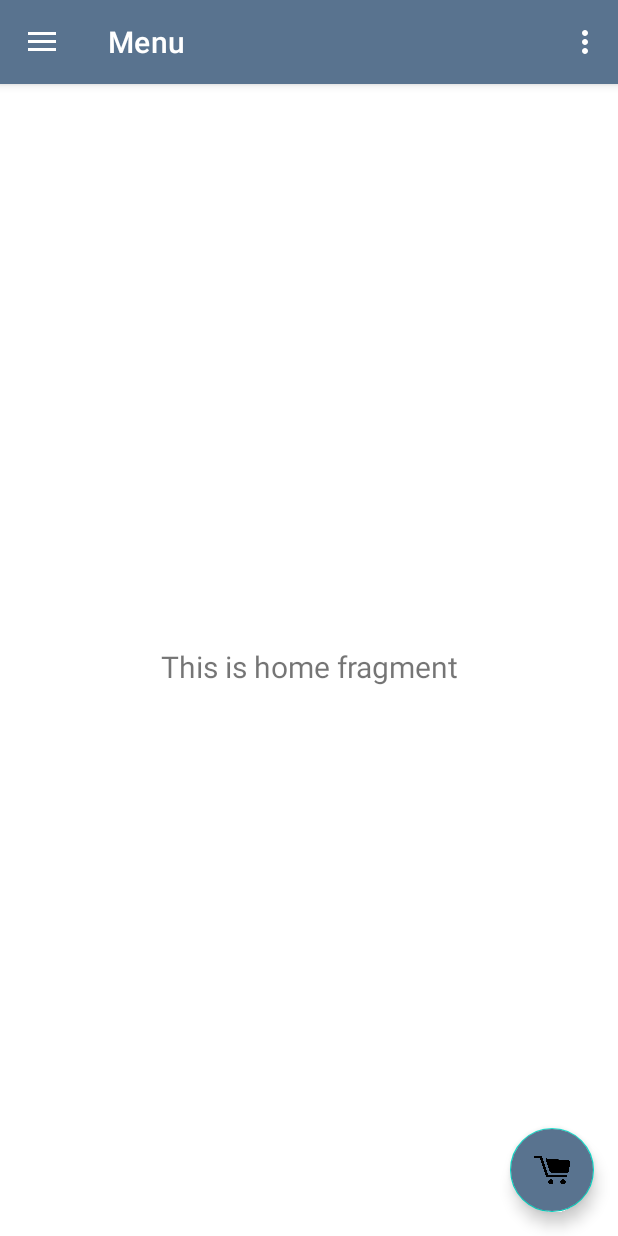
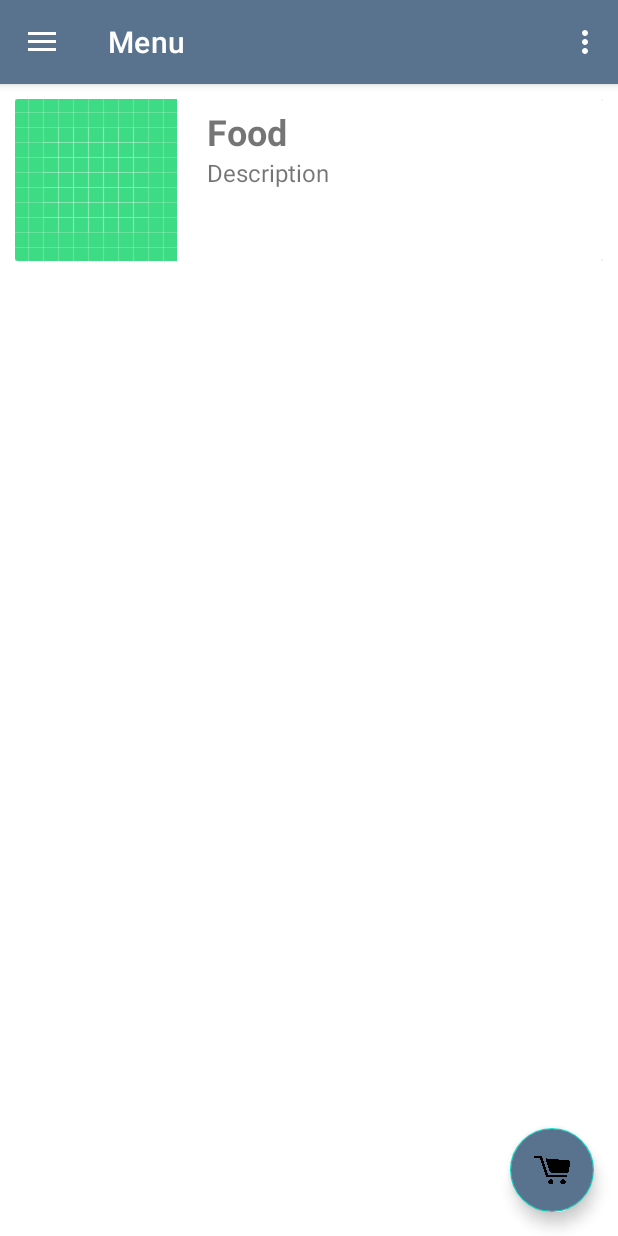
Before and after one commit to BrianBizoza/mrgs-cafe-app, an Android app: the main_menu screen opened directly, with no data from a screen before it, on a phone screen of 412 x 824 dp. Run offline under Robolectric (Android 15) with nearby library versions, the light colour scheme and no system bars; our stand-ins replace navigation-ui; 2 statements that could not run were skipped.

Commit message:
Added food in menu

```diff
--- a/app/build.gradle
+++ b/app/build.gradle
@@ -42,6 +42,7 @@ dependencies {
     testImplementation 'junit:junit:4.+'
     androidTestImplementation 'androidx.test.ext:junit:1.1.2'
     androidTestImplementation 'androidx.test.espresso:espresso-core:3.3.0'
+    implementation 'androidx.cardview:cardview:1.0.0'
 
     // dependencies for Firebase Authentication and Cloud Firestore
     implementation platform('com.google.firebase:firebase-bom:28.1.0')
@@ -50,4 +51,5 @@ dependencies {
     implementation 'com.google.firebase:firebase-firestore'
     implementation 'com.google.android.gms:play-services-auth:18.1.0'
 
+
 }
--- a/app/src/main/java/com/example/mrgscafeapp/MainActivity.java
+++ b/app/src/main/java/com/example/mrgscafeapp/MainActivity.java
@@ -12,8 +12,10 @@ import com.google.android.gms.auth.api.signin.GoogleSignIn;
 import com.google.android.gms.auth.api.signin.GoogleSignInAccount;
 import com.google.android.gms.auth.api.signin.GoogleSignInClient;
 import com.google.android.gms.auth.api.signin.GoogleSignInOptions;
+import com.google.android.gms.common.api.Api;
 import com.google.android.gms.common.api.ApiException;
 import com.google.android.gms.tasks.Task;
+import android.util.Log;
 
 public class MainActivity extends AppCompatActivity {
     private GoogleSignInClient mGoogleSignInClient;
@@ -78,13 +80,13 @@ public class MainActivity extends AppCompatActivity {
             GoogleSignInAccount account = completedTask.getResult(ApiException.class);
 
             // Signed in successfully, show authenticated UI.
-            updateUI(account);
+            //updateUI(account);
             Intent intent = new Intent(this, main_menu.class);
             startActivity(intent);
         } catch (ApiException e) {
             // The ApiException status code indicates the detailed failure reason.
             Log.w("sign in failed", "signInResult:failed code=" + e.getStatusCode());
-            updateUI(null);
+            //updateUI(null);
         }
     }
 
--- a/app/src/main/java/com/example/mrgscafeapp/main_menu.java
+++ b/app/src/main/java/com/example/mrgscafeapp/main_menu.java
@@ -4,6 +4,7 @@ import android.os.Bundle;
 import android.view.View;
 import android.view.Menu;
 
+import com.example.mrgscafeapp.ui.MyAdapter;
 import com.google.android.material.floatingactionbutton.FloatingActionButton;
 import com.google.android.material.snackbar.Snackbar;
 import com.google.android.material.navigation.NavigationView;
@@ -15,8 +16,17 @@ import androidx.navigation.ui.NavigationUI;
 import androidx.drawerlayout.widget.DrawerLayout;
 import androidx.appcompat.app.AppCompatActivity;
 import androidx.appcompat.widget.Toolbar;
+import androidx.recyclerview.widget.LinearLayoutManager;
+import androidx.recyclerview.widget.RecyclerView;
 
 public class main_menu extends AppCompatActivity {
+
+    RecyclerView recyclerView;
+
+    String s1[], s2[];
+    int menu_images[] = {R.drawable.beef_burger_product_image, R.drawable.coke_bottle_product_image,
+            R.drawable.egg_sandwich_product_image, R.drawable.garlic_bread_product_image,
+            R.drawable.chicken_wrap_product_image};
 
     private AppBarConfiguration mAppBarConfiguration;
 
@@ -27,13 +37,24 @@ public class main_menu extends AppCompatActivity {
         Toolbar toolbar = findViewById(R.id.toolbar);
         setSupportActionBar(toolbar);
         FloatingActionButton fab = findViewById(R.id.fab);
+
+        //recyclerView = findViewById(R.id.recyclerView);
+
+        s1 = getResources().getStringArray(R.array.Menu_items);
+        s2 = getResources().getStringArray(R.array.Menu_item_descriptions);
+
+        MyAdapter myAdapter = new MyAdapter(this, s1, s2, menu_images);
+        recyclerView.setAdapter(myAdapter);
+        recyclerView.setLayoutManager(new LinearLayoutManager(this));
+
         fab.setOnClickListener(new View.OnClickListener() {
             @Override
             public void onClick(View view) {
                 Snackbar.make(view, "Replace with your own action", Snackbar.LENGTH_LONG)
                         .setAction("Action", null).show();
             }
-        });
+        }
+        );
         DrawerLayout drawer = findViewById(R.id.drawer_layout);
         NavigationView navigationView = findViewById(R.id.nav_view);
         // Passing each menu ID as a set of Ids because each
--- /dev/null
+++ b/app/src/main/java/com/example/mrgscafeapp/ui/MyAdapter.java
@@ -0,0 +1,61 @@
+package com.example.mrgscafeapp.ui;
+
+import android.content.Context;
+import android.view.LayoutInflater;
+import android.view.View;
+import android.view.ViewGroup;
+import android.widget.ImageView;
+import android.widget.TextView;
+
+import androidx.annotation.NonNull;
+import androidx.recyclerview.widget.RecyclerView;
+
+import com.example.mrgscafeapp.R;
+
+public class MyAdapter extends RecyclerView.Adapter<MyAdapter.MyViewHolder>{
+
+    String data1[], data2[];
+    int images[];
+    Context context;
+
+    public MyAdapter(Context ct, String s1[], String s2[], int img[]) {
+        context = ct;
+        data1 = s1;
+        data2 = s2;
+        images = img;
+    }
+
+    @NonNull
+    @Override
+    public MyViewHolder onCreateViewHolder(@NonNull ViewGroup parent, int viewType) {
+        LayoutInflater inflater = LayoutInflater.from(context);
+        View view = inflater.inflate(R.layout.content_main, parent, false);
+        return new MyViewHolder(view);
+    }
+
+    @Override
+    public void onBindViewHolder(@NonNull MyViewHolder holder, int position) {
+    holder.myText1.setText(data1[position]);
+    holder.myText2.setText(data2[position]);
+    holder.myImage.setImageResource(images[position]);
+    }
+
+    @Override
+    public int getItemCount() {
+        return images.length;
+    }
+
+    public class MyViewHolder extends RecyclerView.ViewHolder {
+
+        TextView myText1, myText2;
+        ImageView myImage;
+
+
+        public MyViewHolder(@NonNull View itemView) {
+            super(itemView);
+            myText1 = itemView.findViewById(R.id.myText1);
+            myText2 = itemView.findViewById(R.id.myText2);
+            myImage = itemView.findViewById(R.id.myImageView);
+        }
+    }
+}
--- a/app/src/main/res/layout/content_main.xml
+++ b/app/src/main/res/layout/content_main.xml
@@ -3,7 +3,8 @@
     xmlns:app="http://schemas.android.com/apk/res-auto"
     xmlns:tools="http://schemas.android.com/tools"
     android:layout_width="match_parent"
-    android:layout_height="match_parent"
+    android:layout_height="wrap_content"
+    android:layout_margin="10dp"
     app:layout_behavior="@string/appbar_scrolling_view_behavior"
     tools:showIn="@layout/app_bar_main">
 
@@ -17,4 +18,50 @@
         app:layout_constraintRight_toRightOf="parent"
         app:layout_constraintTop_toTopOf="parent"
         app:navGraph="@navigation/mobile_navigation" />
+
+    <androidx.cardview.widget.CardView
+        android:layout_width="match_parent"
+        android:layout_height="wrap_content"
+        app:layout_constraintBottom_toBottomOf="parent"
+        app:layout_constraintEnd_toEndOf="parent"
+        app:layout_constraintHorizontal_bias="0.54"
+        app:layout_constraintStart_toStartOf="parent"
+        app:layout_constraintTop_toTopOf="@+id/nav_host_fragment">
+
+        <androidx.constraintlayout.widget.ConstraintLayout
+            android:layout_width="match_parent"
+            android:layout_height="match_parent">
+
+            <ImageView
+                android:id="@+id/myImageView"
+                android:layout_width="wrap_content"
+                android:layout_height="wrap_content"
+                app:layout_constraintBottom_toBottomOf="parent"
+                app:layout_constraintStart_toStartOf="parent"
+                app:layout_constraintTop_toTopOf="parent"
+                app:srcCompat="@drawable/ic_launcher_background" />
+
+            <TextView
+                android:id="@+id/myText2"
+                android:layout_width="wrap_content"
+                android:layout_height="wrap_content"
+                android:text="Description"
+                android:textSize="16sp"
+                app:layout_constraintStart_toStartOf="@+id/myText1"
+                app:layout_constraintTop_toBottomOf="@+id/myText1" />
+
+            <TextView
+                android:id="@+id/myText1"
+                android:layout_width="wrap_content"
+                android:layout_height="wrap_content"
+                android:layout_marginStart="20dp"
+                android:layout_marginTop="5dp"
+                android:text="Food"
+                android:textSize="24sp"
+                android:textStyle="bold"
+                app:layout_constraintStart_toEndOf="@+id/myImageView"
+                app:layout_constraintTop_toTopOf="parent" />
+        </androidx.constraintlayout.widget.ConstraintLayout>
+    </androidx.cardview.widget.CardView>
+
 </androidx.constraintlayout.widget.ConstraintLayout>
--- a/app/src/main/res/values/strings.xml
+++ b/app/src/main/res/values/strings.xml
@@ -21,4 +21,19 @@
     <string name="menu_student_email">17380@students.mrgs.school.nz</string>
     <string name="menu_settings">Settings</string>
     <string name="cart_icon_description">This is the cart icon for the floating button</string>
+
+    <string-array name="Menu_items">
+        <item>Beef Burger</item>
+        <item>Coke</item>
+        <item>Egg Sandwich</item>
+        <item>Garlic Bread</item>
+        <item>Chicken Wrap</item>
+    </string-array>
+    <string-array name="Menu_item_descriptions">
+        <item>This is a Beef Burger</item>
+        <item>This is a Coke</item>
+        <item>This is a Egg Sandwich</item>
+        <item>This is a Garlic Bread</item>
+        <item>This is a Chicken Wrap</item>
+    </string-array>
 </resources>
```
Also changed, not shown: app/src/main/res/drawable/beef_burger_product_image.jpg (added), app/src/main/res/drawable/chicken_wrap_product_image.jpg (added), app/src/main/res/drawable/coke_bottle_product_image.jpg (added), app/src/main/res/drawable/egg_sandwich_product_image.jpg (added), app/src/main/res/drawable/garlic_bread_product_image.jpg (added).
